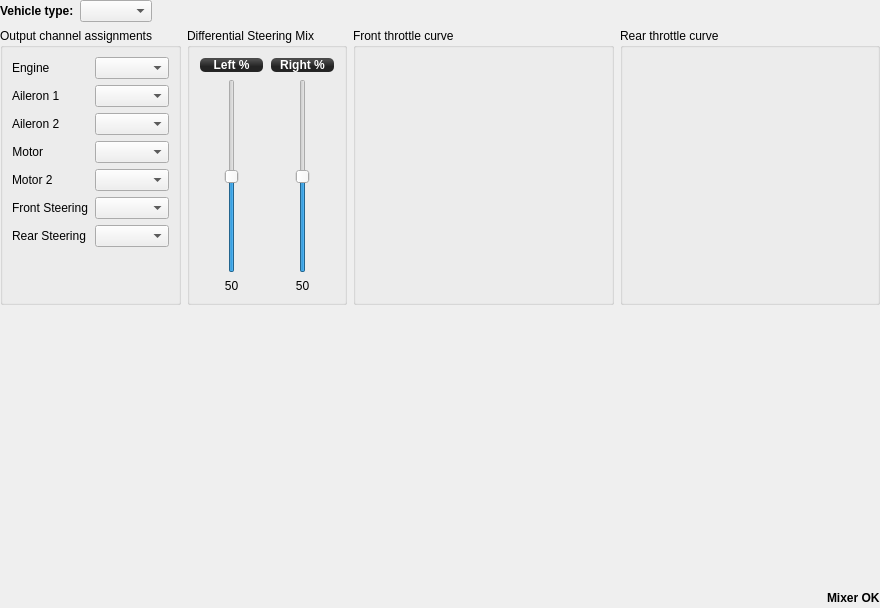
The window that ground/openpilotgcs/src/plugins/config/airframe_ground.ui (openpilot/OpenPilot) describes before a commit, drawn with Qt 5.
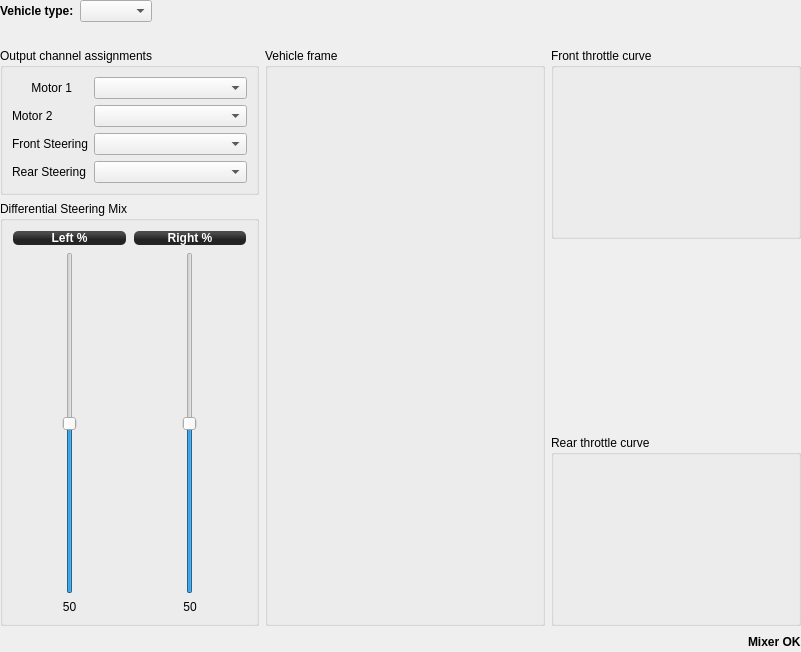
The same window after the commit. Custom widgets are drawn as their Qt base class.

Commit message: OP-1622 Added Ground artwork, changed UI. Fix issue with Motorbike tab (typo)

```diff
--- a/ground/openpilotgcs/src/plugins/config/airframe_ground.ui
+++ b/ground/openpilotgcs/src/plugins/config/airframe_ground.ui
@@ -6,8 +6,8 @@
    <rect>
     <x>0</x>
     <y>0</y>
-    <width>880</width>
-    <height>608</height>
+    <width>801</width>
+    <height>652</height>
    </rect>
   </property>
   <property name="windowTitle">
@@ -63,14 +63,19 @@
     </layout>
    </item>
    <item>
-    <layout class="QHBoxLayout" name="horizontalLayout_41">
-     <property name="rightMargin">
+    <layout class="QHBoxLayout" name="horizontalLayout_3">
+     <property name="topMargin">
+      <number>20</number>
+     </property>
+     <item>
+      <layout class="QVBoxLayout" name="verticalLayout_2">
+       <property name="leftMargin">
       <number>0</number>
      </property>
      <item>
       <widget class="QGroupBox" name="groupBox_7">
        <property name="sizePolicy">
-        <sizepolicy hsizetype="Preferred" vsizetype="Expanding">
+          <sizepolicy hsizetype="MinimumExpanding" vsizetype="Preferred">
          <horstretch>0</horstretch>
          <verstretch>0</verstretch>
         </sizepolicy>
@@ -81,110 +86,50 @@
          <height>0</height>
         </size>
        </property>
+         <property name="maximumSize">
+          <size>
+           <width>16777215</width>
+           <height>16777215</height>
+          </size>
+         </property>
        <property name="title">
         <string>Output channel assignments</string>
        </property>
        <layout class="QFormLayout" name="formLayout_5">
-        <item row="0" column="0">
-         <widget class="QLabel" name="gvEngineLabel">
-          <property name="minimumSize">
-           <size>
-            <width>77</width>
-            <height>0</height>
-           </size>
+          <property name="fieldGrowthPolicy">
+           <enum>QFormLayout::AllNonFixedFieldsGrow</enum>
           </property>
-          <property name="text">
-           <string>Engine</string>
-          </property>
-          <property name="alignment">
-           <set>Qt::AlignLeading|Qt::AlignLeft|Qt::AlignVCenter</set>
-          </property>
-         </widget>
-        </item>
-        <item row="0" column="1">
-         <widget class="QComboBox" name="gvEngineChannelBox">
-          <property name="toolTip">
-           <string>Select output channel for the engine</string>
-          </property>
-         </widget>
-        </item>
-        <item row="1" column="0">
-         <widget class="QLabel" name="gvAileron1Label">
-          <property name="minimumSize">
-           <size>
-            <width>60</width>
-            <height>0</height>
-           </size>
-          </property>
-          <property name="text">
-           <string>Aileron 1</string>
-          </property>
-         </widget>
-        </item>
-        <item row="1" column="1">
-         <widget class="QComboBox" name="gvAileron1ChannelBox">
-          <property name="toolTip">
-           <string>Select output channel for the first aileron (or elevon)</string>
-          </property>
-         </widget>
-        </item>
         <item row="2" column="0">
-         <widget class="QLabel" name="gvAileron2Label">
-          <property name="enabled">
-           <bool>true</bool>
-          </property>
-          <property name="minimumSize">
-           <size>
-            <width>60</width>
-            <height>0</height>
-           </size>
-          </property>
-          <property name="text">
-           <string>Aileron 2</string>
-          </property>
-         </widget>
-        </item>
-        <item row="2" column="1">
-         <widget class="QComboBox" name="gvAileron2ChannelBox">
-          <property name="enabled">
-           <bool>true</bool>
-          </property>
-          <property name="toolTip">
-           <string>Select output channel for the second aileron (or elevon)</string>
-          </property>
-         </widget>
-        </item>
-        <item row="3" column="0">
          <widget class="QLabel" name="gvMotor1Label">
           <property name="minimumSize">
            <size>
-            <width>0</width>
+              <width>60</width>
             <height>0</height>
            </size>
           </property>
           <property name="text">
-           <string>Motor</string>
+             <string>Motor 1</string>
           </property>
           <property name="alignment">
            <set>Qt::AlignRight|Qt::AlignTrailing|Qt::AlignVCenter</set>
           </property>
          </widget>
         </item>
-        <item row="3" column="1">
+          <item row="2" column="1">
          <widget class="QComboBox" name="gvMotor1ChannelBox">
           <property name="toolTip">
            <string>Select output channel for the first motor</string>
           </property>
          </widget>
         </item>
-        <item row="4" column="0">
+          <item row="3" column="0">
          <widget class="QLabel" name="gvMotor2Label">
           <property name="enabled">
            <bool>true</bool>
           </property>
           <property name="minimumSize">
            <size>
-            <width>47</width>
+              <width>60</width>
             <height>0</height>
            </size>
           </property>
@@ -193,7 +138,7 @@
           </property>
          </widget>
         </item>
-        <item row="4" column="1">
+          <item row="3" column="1">
          <widget class="QComboBox" name="gvMotor2ChannelBox">
           <property name="enabled">
            <bool>true</bool>
@@ -203,28 +148,40 @@
           </property>
          </widget>
         </item>
-        <item row="5" column="0">
+          <item row="4" column="0">
          <widget class="QLabel" name="gvSteering1Label">
+            <property name="minimumSize">
+             <size>
+              <width>60</width>
+              <height>0</height>
+             </size>
+            </property>
           <property name="text">
            <string>Front Steering</string>
           </property>
          </widget>
         </item>
-        <item row="5" column="1">
+          <item row="4" column="1">
          <widget class="QComboBox" name="gvSteering1ChannelBox">
           <property name="toolTip">
            <string>Select output channel for the first steering actuator</string>
           </property>
          </widget>
         </item>
-        <item row="6" column="0">
+          <item row="5" column="0">
          <widget class="QLabel" name="gvSteering2Label">
+            <property name="minimumSize">
+             <size>
+              <width>60</width>
+              <height>0</height>
+             </size>
+            </property>
           <property name="text">
            <string>Rear Steering</string>
           </property>
          </widget>
         </item>
-        <item row="6" column="1">
+          <item row="5" column="1">
          <widget class="QComboBox" name="gvSteering2ChannelBox">
           <property name="toolTip">
            <string>Select output channel for a second steering actuator</string>
@@ -240,7 +197,7 @@
         <bool>true</bool>
        </property>
        <property name="sizePolicy">
-        <sizepolicy hsizetype="Preferred" vsizetype="Expanding">
+          <sizepolicy hsizetype="MinimumExpanding" vsizetype="Preferred">
          <horstretch>0</horstretch>
          <verstretch>0</verstretch>
         </sizepolicy>
@@ -376,14 +333,94 @@
        </layout>
       </widget>
      </item>
+      </layout>
+     </item>
+     <item>
+      <widget class="QGroupBox" name="groundframeBox">
+       <property name="sizePolicy">
+        <sizepolicy hsizetype="Expanding" vsizetype="Expanding">
+         <horstretch>0</horstretch>
+         <verstretch>0</verstretch>
+        </sizepolicy>
+       </property>
+       <property name="minimumSize">
+        <size>
+         <width>200</width>
+         <height>0</height>
+        </size>
+       </property>
+       <property name="maximumSize">
+        <size>
+         <width>16777215</width>
+         <height>16777215</height>
+        </size>
+       </property>
+       <property name="title">
+        <string>Vehicle frame</string>
+       </property>
+       <layout class="QVBoxLayout" name="vehicleframeBox">
+        <property name="leftMargin">
+         <number>9</number>
+        </property>
+        <property name="topMargin">
+         <number>9</number>
+        </property>
+        <property name="rightMargin">
+         <number>9</number>
+        </property>
+        <property name="bottomMargin">
+         <number>9</number>
+        </property>
+        <item>
+         <widget class="QGraphicsView" name="groundShape">
+          <property name="sizePolicy">
+           <sizepolicy hsizetype="Expanding" vsizetype="Expanding">
+            <horstretch>0</horstretch>
+            <verstretch>0</verstretch>
+           </sizepolicy>
+          </property>
+          <property name="minimumSize">
+           <size>
+            <width>50</width>
+            <height>300</height>
+           </size>
+          </property>
+          <property name="styleSheet">
+           <string notr="true">background:transparent</string>
+          </property>
+          <property name="frameShape">
+           <enum>QFrame::NoFrame</enum>
+          </property>
+          <property name="frameShadow">
+           <enum>QFrame::Plain</enum>
+          </property>
+         </widget>
+        </item>
+       </layout>
+      </widget>
+     </item>
+     <item>
+      <layout class="QVBoxLayout" name="verticalLayout">
+       <property name="leftMargin">
+        <number>0</number>
+       </property>
+       <property name="rightMargin">
+        <number>0</number>
+       </property>
      <item>
       <widget class="QGroupBox" name="gvThrottleCurve1GroupBox">
        <property name="sizePolicy">
-        <sizepolicy hsizetype="Preferred" vsizetype="Preferred">
+          <sizepolicy hsizetype="MinimumExpanding" vsizetype="Expanding">
          <horstretch>0</horstretch>
-         <verstretch>100</verstretch>
-        </sizepolicy>
-       </property>
+           <verstretch>0</verstretch>
+          </sizepolicy>
+         </property>
+         <property name="maximumSize">
+          <size>
+           <width>250</width>
+           <height>250</height>
+          </size>
+         </property>
        <property name="title">
         <string>Front throttle curve</string>
        </property>
@@ -391,7 +428,7 @@
         <item>
          <widget class="MixerCurve" name="groundVehicleThrottle1" native="true">
           <property name="sizePolicy">
-           <sizepolicy hsizetype="MinimumExpanding" vsizetype="MinimumExpanding">
+             <sizepolicy hsizetype="Expanding" vsizetype="Expanding">
             <horstretch>0</horstretch>
             <verstretch>0</verstretch>
            </sizepolicy>
@@ -425,14 +462,33 @@
        </layout>
       </widget>
      </item>
+       <item>
+        <spacer name="verticalSpacer">
+         <property name="orientation">
+          <enum>Qt::Vertical</enum>
+         </property>
+         <property name="sizeHint" stdset="0">
+          <size>
+           <width>20</width>
+           <height>40</height>
+          </size>
+         </property>
+        </spacer>
+       </item>
      <item>
       <widget class="QGroupBox" name="gvThrottleCurve2GroupBox">
        <property name="sizePolicy">
-        <sizepolicy hsizetype="Preferred" vsizetype="Preferred">
+          <sizepolicy hsizetype="MinimumExpanding" vsizetype="Expanding">
          <horstretch>0</horstretch>
          <verstretch>0</verstretch>
         </sizepolicy>
        </property>
+         <property name="maximumSize">
+          <size>
+           <width>250</width>
+           <height>250</height>
+          </size>
+         </property>
        <property name="title">
         <string>Rear throttle curve</string>
        </property>
@@ -440,7 +496,7 @@
         <item>
          <widget class="MixerCurve" name="groundVehicleThrottle2" native="true">
           <property name="sizePolicy">
-           <sizepolicy hsizetype="MinimumExpanding" vsizetype="MinimumExpanding">
+             <sizepolicy hsizetype="Expanding" vsizetype="Expanding">
             <horstretch>0</horstretch>
             <verstretch>0</verstretch>
            </sizepolicy>
@@ -476,18 +532,17 @@
      </item>
     </layout>
    </item>
+    </layout>
+   </item>
    <item>
-    <spacer name="verticalSpacer">
-     <property name="orientation">
-      <enum>Qt::Vertical</enum>
+    <layout class="QGridLayout" name="gridLayout">
+     <property name="sizeConstraint">
+      <enum>QLayout::SetDefaultConstraint</enum>
      </property>
-     <property name="sizeHint" stdset="0">
-      <size>
-       <width>20</width>
-       <height>40</height>
-      </size>
+     <property name="rightMargin">
+      <number>0</number>
      </property>
-    </spacer>
+    </layout>
    </item>
    <item>
     <layout class="QHBoxLayout" name="horizontalLayout_28">
```
Left out of the diff: 11 changed lines with no effect on the pictures. Lines whose indentation alone changed are shown as unchanged. The commit also changes 5 other files.
